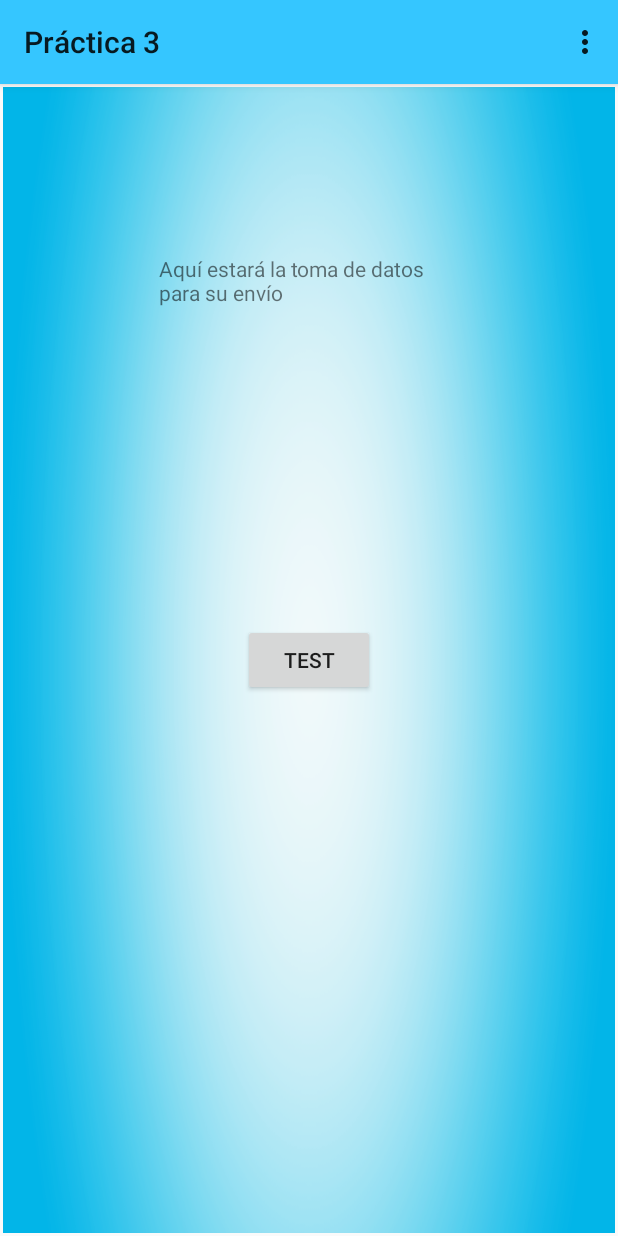
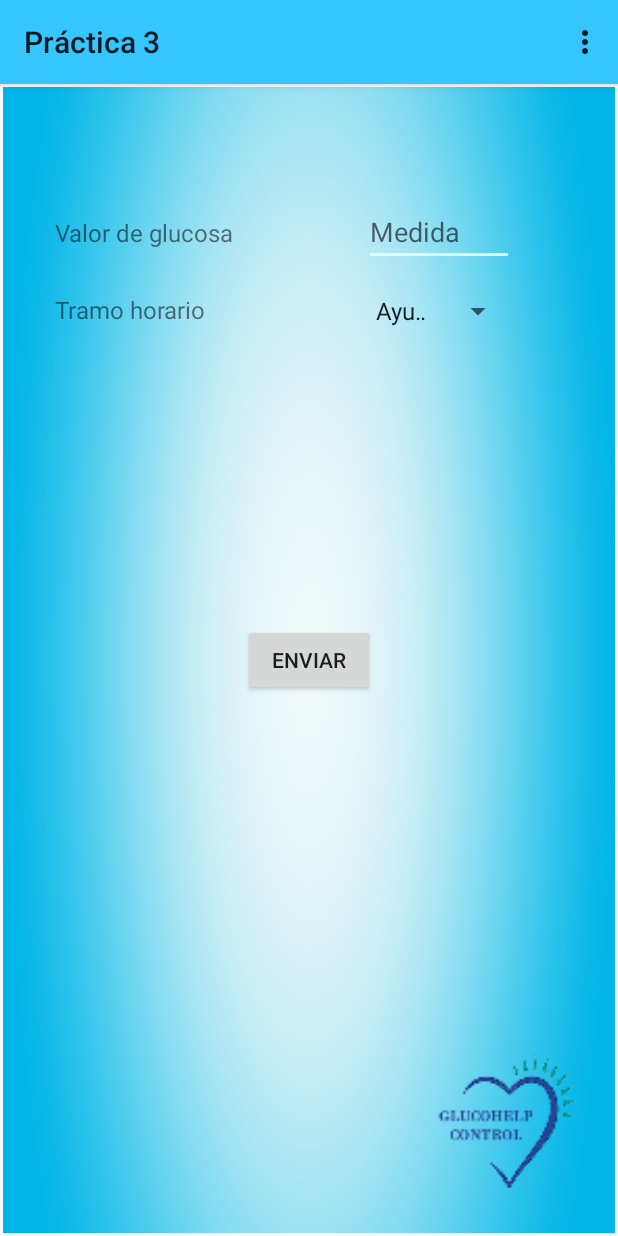
Before and after one commit to Ajoleon/sm1617_g02_p3, an Android app: the PasoParam screen opened directly, with no data from a screen before it, on a phone screen of 412 x 824 dp. Run offline under Robolectric (Android 15) with nearby library versions, the phone set to English and light mode, and no system bars.

Commit message:
Las medidas para una franja del día se almacenan correctamente y se obtiene un mensaje del servidor referido a ellas
Falta por controlar la excepción al no encontrar o parar el servidor.

```diff
--- a/practica3/app/src/main/java/git/ujaen/es/practica2/AuthFragment.java
+++ b/practica3/app/src/main/java/git/ujaen/es/practica2/AuthFragment.java
@@ -167,12 +167,16 @@ public class AuthFragment extends Fragment {
                             //Almaceno en el editor el identificador de sesion y la fecha en la que expira
                             editor.putString("SESION-ID", sesion.getmSessionId());
                             editor.putString("EXPIRES", sesion.getmExpires());
+                            editor.putString("USER",mAutentica.getmUser());
+                            editor.putString("PASS",mAutentica.getmPass());
                             //Almaceno las preferencias compartidas
                             editor.commit();
 
                             //Muestra por consola
                             System.out.println("SESION-ID: " + sesion.getmSessionId());
                             System.out.println("EXPIRES: " + sesion.getmExpires());
+                            System.out.println("USER: " + mAutentica.getmUser());
+                            System.out.println("PASS: " + mAutentica.getmPass());
 
                             //Llamo a la actividad 2 y la inicio
                             Intent intent = new Intent(getActivity(), Main2Activity.class);
--- a/practica3/app/src/main/res/layout-land/fragment_paso.xml
+++ b/practica3/app/src/main/res/layout-land/fragment_paso.xml
@@ -1,16 +1,65 @@
 <?xml version="1.0" encoding="utf-8"?>
 <RelativeLayout xmlns:android="http://schemas.android.com/apk/res/android"
     android:layout_width="match_parent"
-    android:layout_height="match_parent">
+    android:layout_height="match_parent"
+    xmlns:app="http://schemas.android.com/apk/res-auto">
 
 
+    <EditText
+        android:layout_width="100dp"
+        android:layout_height="wrap_content"
+        android:id="@+id/auth_edit1"
+        android:hint="Medida"
+        android:inputType="number"
+        android:layout_alignBaseline="@+id/textView1"
+        android:layout_alignBottom="@+id/textView1"
+        android:layout_alignParentEnd="true"
+        android:layout_marginEnd="67dp" />
+
     <TextView
-        android:text="@string/app_name"
-        android:id="@+id/textView1"
+        android:text="@string/timeslot"
         android:layout_height="wrap_content"
-        android:layout_width="200dp"
-        android:layout_centerVertical="true"
-        android:layout_centerHorizontal="true" />
+        android:id="@+id/textView3"
+        android:layout_marginTop="18dp"
+        android:textSize="16sp"
+        android:layout_below="@+id/auth_edit1"
+        android:layout_toStartOf="@+id/test_button"
+        android:layout_width="125dp" />
 
 
+    <ImageView
+        android:layout_width="100dp"
+        android:layout_height="100dp"
+        app:srcCompat="@drawable/logo2"
+        android:id="@+id/imageView"
+        android:layout_marginBottom="23dp"
+        android:layout_alignParentBottom="true"
+        android:layout_alignParentEnd="true"
+        android:layout_marginEnd="23dp" />
+
+    <Spinner
+        android:layout_width="100dp"
+        android:layout_height="wrap_content"
+        android:id="@+id/spinner"
+        android:layout_alignTop="@+id/textView3"
+        android:layout_alignStart="@+id/auth_edit1" />
+
+    <TextView
+        android:text="@string/measure"
+        android:layout_height="wrap_content"
+        android:id="@+id/textView1"
+        android:layout_marginTop="86dp"
+        android:textSize="16sp"
+        android:layout_width="150dp"
+        android:layout_alignParentTop="true"
+        android:layout_alignStart="@+id/textView3" />
+
+    <Button
+        android:text="@string/enviar"
+        android:layout_width="wrap_content"
+        android:layout_height="wrap_content"
+        android:id="@+id/test_button"
+        android:onClick="Ontest"
+        android:layout_alignTop="@+id/imageView"
+        android:layout_centerHorizontal="true" />
 </RelativeLayout>
--- a/practica3/app/src/main/res/layout/fragment_paso.xml
+++ b/practica3/app/src/main/res/layout/fragment_paso.xml
@@ -1,20 +1,13 @@
 <?xml version="1.0" encoding="utf-8"?>
 <RelativeLayout xmlns:android="http://schemas.android.com/apk/res/android"
+    xmlns:tools="http://schemas.android.com/tools"
     android:layout_width="match_parent"
-    android:layout_height="match_parent">
+    android:layout_height="match_parent"
+    xmlns:app="http://schemas.android.com/apk/res-auto">
 
 
-    <TextView
-        android:text="@string/app_name"
-        android:id="@+id/textView1"
-        android:layout_height="wrap_content"
-        android:layout_width="200dp"
-        android:layout_alignParentTop="true"
-        android:layout_centerHorizontal="true"
-        android:layout_marginTop="111dp" />
-
     <Button
-        android:text="@string/test_enviar"
+        android:text="@string/enviar"
         android:layout_width="wrap_content"
         android:layout_height="wrap_content"
         android:id="@+id/test_button"
@@ -22,4 +15,54 @@
         android:layout_centerHorizontal="true"
         android:onClick="Ontest"/>
 
+    <EditText
+        android:layout_width="100dp"
+        android:layout_height="wrap_content"
+        android:id="@+id/auth_edit1"
+        android:hint="Medida"
+        android:inputType="number"
+        android:layout_alignBaseline="@+id/textView1"
+        android:layout_alignBottom="@+id/textView1"
+        android:layout_alignParentEnd="true"
+        android:layout_marginEnd="67dp"
+        tools:ignore="HardcodedText" />
+
+    <TextView
+        android:text="@string/timeslot"
+        android:layout_height="wrap_content"
+        android:id="@+id/textView3"
+        android:layout_marginTop="18dp"
+        android:textSize="16sp"
+        android:layout_below="@+id/auth_edit1"
+        android:layout_toStartOf="@+id/test_button"
+        android:layout_width="125dp" />
+
+
+    <ImageView
+        android:layout_width="100dp"
+        android:layout_height="100dp"
+        app:srcCompat="@drawable/logo2"
+        android:id="@+id/imageView"
+        android:layout_marginBottom="23dp"
+        android:layout_alignParentBottom="true"
+        android:layout_alignParentEnd="true"
+        android:layout_marginEnd="23dp"
+        tools:ignore="ContentDescription" />
+
+    <Spinner
+        android:layout_width="100dp"
+        android:layout_height="wrap_content"
+        android:id="@+id/spinner"
+        android:layout_alignTop="@+id/textView3"
+        android:layout_alignStart="@+id/auth_edit1" />
+
+    <TextView
+        android:text="@string/measure"
+        android:layout_height="wrap_content"
+        android:id="@+id/textView1"
+        android:layout_marginTop="86dp"
+        android:textSize="16sp"
+        android:layout_width="150dp"
+        android:layout_alignParentTop="true"
+        android:layout_alignStart="@+id/textView3" />
 </RelativeLayout>
--- a/practica3/app/src/main/res/values/strings.xml
+++ b/practica3/app/src/main/res/values/strings.xml
@@ -21,6 +21,14 @@
     <string name="lunch">Almuerzo</string>
     <string name="before_dinner">Merienda</string>
     <string name="dinner">Cena</string>
-    <string name="test_enviar">Test</string>
+    <string name="enviar">Enviar</string>
 
+    <!--Array del Spinner-->
+    <string-array name="franjas">
+        <item>Ayuno</item>
+        <item>Desayuno</item>
+        <item>Almuerzo</item>
+        <item>Merienda</item>
+        <item>Cena</item>
+    </string-array>
 </resources>
```
Also changed, not shown: practica3/app/src/main/java/git/ujaen/es/practica2/Autenticar.java (+0 -9 lines), practica3/app/src/main/java/git/ujaen/es/practica2/PasoParam.java (+158 -12 lines), practica3/app/src/main/res/layout/fragment_auth.xml (+12 -13 lines).
